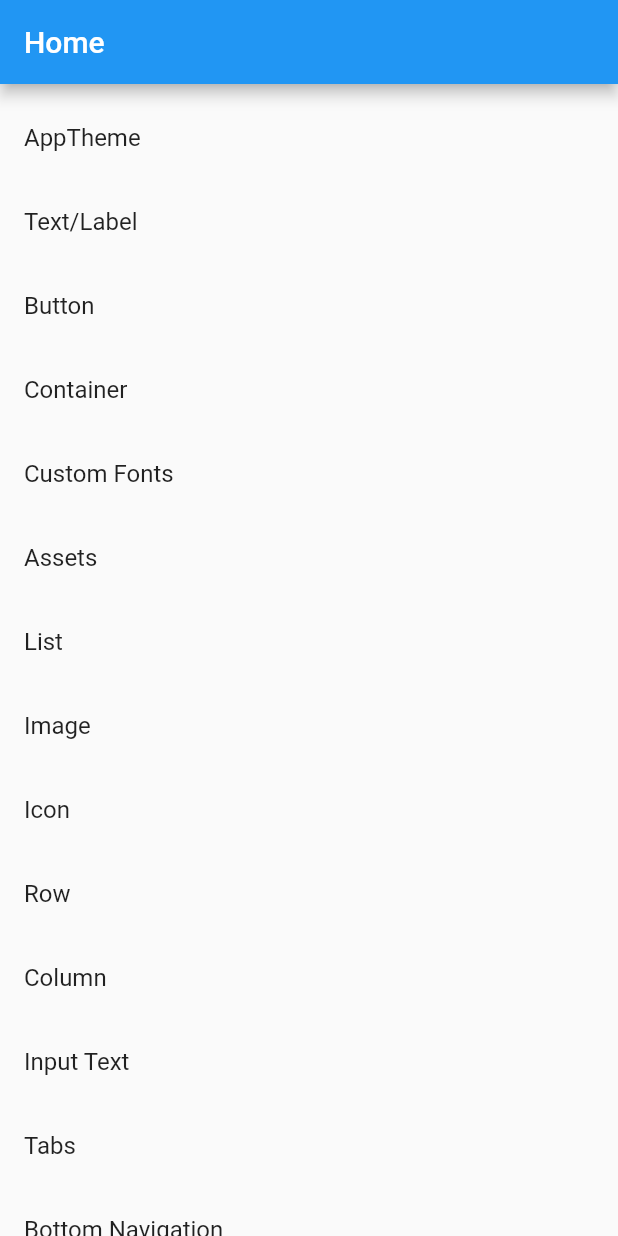
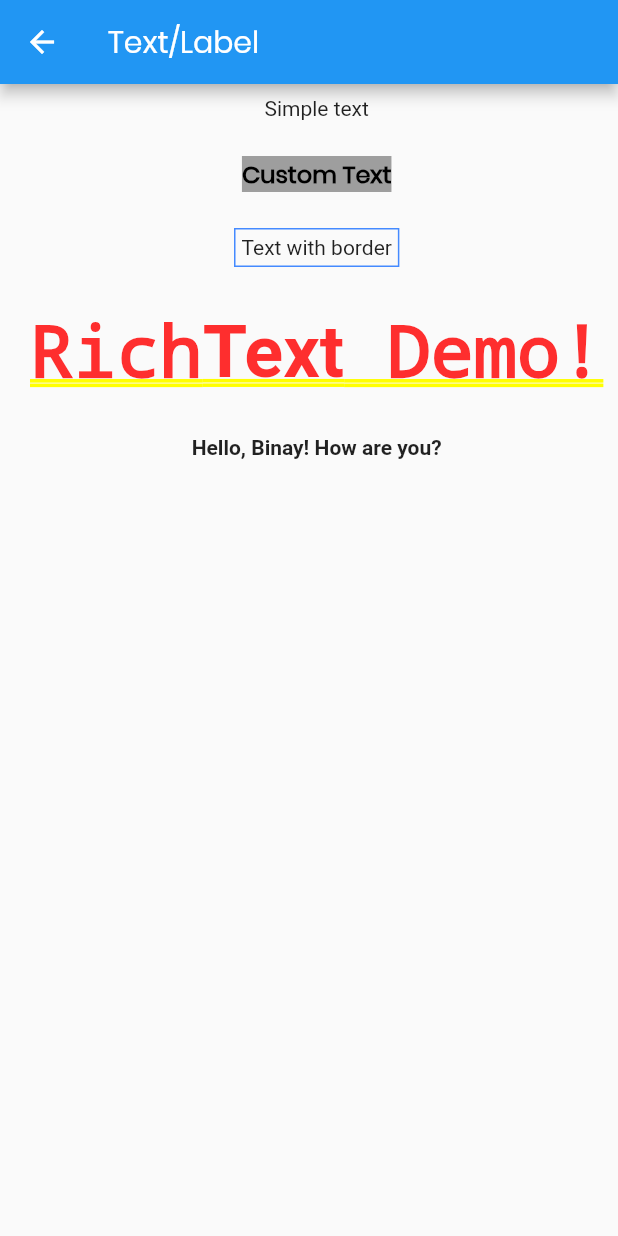
Before and after one commit to binaykumarrana/FlutterZeroToHero, a Flutter app: the screen it shows after launch, after a tap on "Text/Label", on a phone screen of 412 x 824 dp. Run offline on Flutter 3.47's test engine with Material 2 defaults, Android fonts, the phone set to English and light mode, and no system bars.

Commit message:
Add text widget

```diff
--- a/lib/home/topic_list_item.dart
+++ b/lib/home/topic_list_item.dart
@@ -2,6 +2,7 @@ import 'package:flutter/material.dart';
 import 'package:widgets/asset/asset_screen.dart';
 import 'package:widgets/font/font_screen.dart';
 import 'package:widgets/home/topic.dart';
+import 'package:widgets/text/text_label_demo.dart';
 import 'package:widgets/theme/app_theme.dart';
 
 class TopicListItem extends StatelessWidget {
@@ -15,15 +16,17 @@ class TopicListItem extends StatelessWidget {
         title: Text(topic.name),
         onTap: () {
           if (topic.name == "AppTheme") {
-            Navigator.of(context).push(
-                MaterialPageRoute(builder: (context) => AppTheme()));
-          }else if(topic.name == "Custom Fonts") {
-            Navigator.of(context).push(
-                MaterialPageRoute(builder: (context) => CustomFonts()));
-          }
-          else if(topic.name == "Assets") {
-            Navigator.of(context).push(
-                MaterialPageRoute(builder: (context) => AssetDemo()));
+            Navigator.of(context)
+                .push(MaterialPageRoute(builder: (context) => AppTheme()));
+          } else if (topic.name == "Custom Fonts") {
+            Navigator.of(context)
+                .push(MaterialPageRoute(builder: (context) => CustomFonts()));
+          } else if (topic.name == "Assets") {
+            Navigator.of(context)
+                .push(MaterialPageRoute(builder: (context) => AssetDemo()));
+          } else if (topic.name == "Text/Label") {
+            Navigator.of(context)
+                .push(MaterialPageRoute(builder: (context) => TextLabelDemo()));
           }
         });
   }
--- /dev/null
+++ b/lib/text/text_label_demo.dart
@@ -0,0 +1,76 @@
+import 'package:flutter/cupertino.dart';
+import 'package:flutter/material.dart';
+
+class TextLabelDemo extends StatelessWidget {
+  String _name = "Binay";
+
+  @override
+  Widget build(BuildContext context) {
+    return Scaffold(
+      appBar: AppBar(
+        leading: IconButton(
+          icon: Icon(
+            Icons.arrow_back,
+            color: Colors.white,
+          ),
+          onPressed: () => Navigator.of(context).pop(),
+        ),
+        title: Text(
+          'Text/Label',
+          style: TextStyle(fontFamily: 'PoppinsRegular'),
+        ),
+      ),
+      body: Column(children: <Widget>[
+        Padding(
+          padding: EdgeInsets.fromLTRB(16, 8, 0, 16),
+          child: Text(
+            'Simple text',
+          ),
+        ),
+        Padding(
+          padding: EdgeInsets.fromLTRB(16, 8, 0, 16),
+          child: Text(
+            'Custom Text',
+            style: TextStyle(
+                backgroundColor: Colors.grey,
+                fontFamily: 'PoppinsRegular',
+                fontSize: 16.0,
+                fontWeight: FontWeight.bold,
+                color: Colors.black),
+          ),
+        ),
+        Container(
+          margin: const EdgeInsets.fromLTRB(16, 8, 0, 16),
+          padding: const EdgeInsets.all(4.0),
+          decoration:
+              BoxDecoration(border: Border.all(color: Colors.blueAccent)),
+          child: Text('Text with border'),
+        ),
+        Container(
+            margin: const EdgeInsets.fromLTRB(16, 8, 0, 16),
+            padding: const EdgeInsets.all(4.0),
+            child: RichText(
+              text: TextSpan(
+                text: 'Rich',
+                style: DefaultTextStyle.of(context).style,
+                children: <TextSpan>[
+                  TextSpan(
+                      text: 'Text',
+                      style: TextStyle(fontWeight: FontWeight.bold)),
+                  TextSpan(text: ' Demo!'),
+                ],
+              ),
+            )),
+        Container(
+          padding: EdgeInsets.fromLTRB(16, 8, 0, 16),
+          child: Text(
+            'Hello, $_name! How are you?',
+            textAlign: TextAlign.center,
+            overflow: TextOverflow.ellipsis,
+            style: TextStyle(fontWeight: FontWeight.bold),
+          ),
+        ),
+      ]),
+    );
+  }
+}
```
